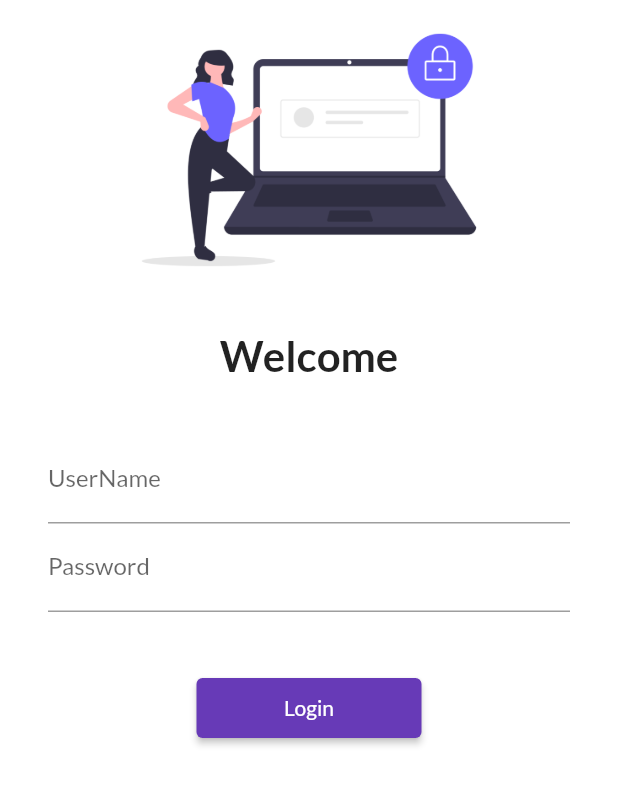
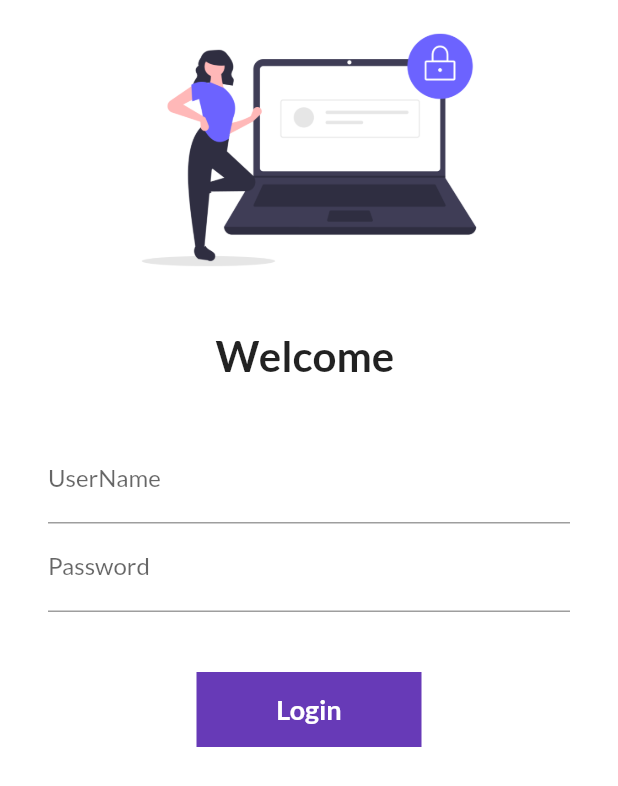
Before and after one commit to ameybikram/flutter, a Flutter app: the screen it shows after launch, on a phone screen of 412 x 824 dp. Shown: the top 786 px of the screen. Run offline on Flutter 3.47's test engine with Material 2 defaults, Android fonts, the phone set to English and light mode, and no system bars; our stand-ins replace google_fonts.

Commit message:
day6 commit

```diff
--- a/lib/pages/login_page.dart
+++ b/lib/pages/login_page.dart
@@ -1,9 +1,15 @@
 import 'package:flutter/material.dart';
 import 'package:flutter_catalog/utils/routes.dart';
 
-class LoginPage extends StatelessWidget {
-  const LoginPage({Key? key}) : super(key: key); // constructor
+class LoginPage extends StatefulWidget {
+  const LoginPage({Key? key}) : super(key: key);
+  @override
+  _LoginPageState createState() => _LoginPageState();
+}
 
+class _LoginPageState extends State<LoginPage> {
+  String name = '';
+  bool changeButton = false;
   @override
   Widget build(BuildContext context) {
     return Material(
@@ -23,7 +29,7 @@ class LoginPage extends StatelessWidget {
               // child: Text('Space'),
             ),
             Text(
-              'Welcome',
+              'Welcome $name',
               style: TextStyle(
                 fontSize: 28,
                 fontWeight: FontWeight.bold,
@@ -43,6 +49,11 @@ class LoginPage extends StatelessWidget {
                       hintText: 'Enter Username',
                       labelText: 'UserName',
                     ),
+                    onChanged: (value) {
+                      name = value;
+                      setState(
+                          () {}); //To call the build methd again and can be used in stateful widget
+                    },
                   ),
                   TextFormField(
                     obscureText: true, // To hide the password
@@ -54,14 +65,50 @@ class LoginPage extends StatelessWidget {
                   SizedBox(
                     height: 40.0,
                   ),
-                  ElevatedButton(
-                    child: Text('Login'),
-                    style: TextButton.styleFrom(minimumSize: Size(150, 40)),
-                    onPressed: () {
-                      // print('Hi Amey');
+                  InkWell(
+                    onTap: () async {
+                      // Navigator.pushNamed(context, MyRoutes.homeRoute);
+                      setState(() {
+                        changeButton = true;
+                      });
+                      await Future.delayed(Duration(seconds: 1));
                       Navigator.pushNamed(context, MyRoutes.homeRoute);
                     },
+                    child: AnimatedContainer(
+                      duration: Duration(seconds: 1),
+                      // There is no onPressed button in Container as it was in case of ElevatedButton hence there will be no clickable button. So to make any widget clickable we can wrap the unclickable widget by using gesturedetector or inkwell(recommended).
+                      width: changeButton ? 50 : 150,
+                      height: 50,
+                      alignment: Alignment.center,
+                      child: changeButton
+                          ? Icon(
+                              Icons.done,
+                              color: Colors.white,
+                            )
+                          : Text('Login',
+                              style: TextStyle(
+                                color: Colors.white,
+                                fontWeight: FontWeight.bold,
+                                fontSize: 18,
+                              )),
+                      decoration: BoxDecoration(
+                        color: Colors.deepPurple,
+                        // shape: changeButton
+                        //     ? BoxShape.circle
+                        //     : BoxShape.rectangle,
+                        borderRadius:
+                            BorderRadius.circular(changeButton ? 50 : 0),
+                      ),
+                    ),
                   )
+                  // ElevatedButton(
+                  //   child: Text('Login'),
+                  //   style: TextButton.styleFrom(minimumSize: Size(150, 40)),
+                  //   onPressed: () {
+                  //     // print('Hi Amey');
+                  //     Navigator.pushNamed(context, MyRoutes.homeRoute);
+                  //   },
+                  // )
                 ],
               ),
             )
```
